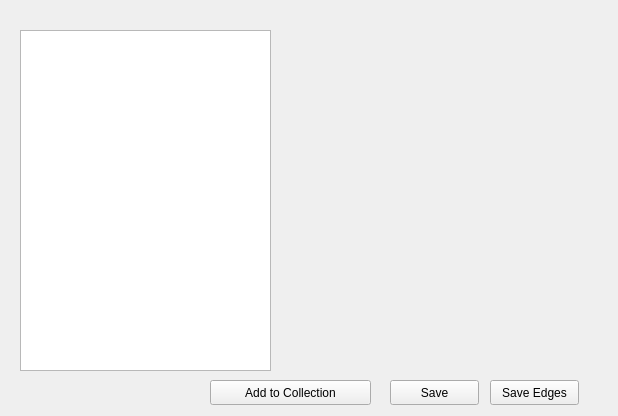
Above: plugins/tools/umlChecker/umlCheckerSupport/umlCheckerTmplWindow.ui from qreal/qreal before the change. Below: the same form after it.
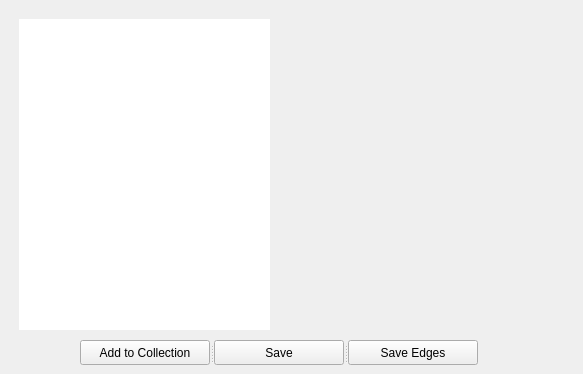
That is the form after the change.

Commit message: changed form for tmpl-window

What changed in the file:
```diff
--- a/plugins/tools/umlChecker/umlCheckerSupport/umlCheckerTmplWindow.ui
+++ b/plugins/tools/umlChecker/umlCheckerSupport/umlCheckerTmplWindow.ui
@@ -6,60 +6,63 @@
    <rect>
     <x>0</x>
     <y>0</y>
-    <width>618</width>
-    <height>416</height>
+    <width>583</width>
+    <height>374</height>
    </rect>
   </property>
   <property name="windowTitle">
    <string>Form</string>
   </property>
-  <widget class="QPushButton" name="saveButton">
+  <widget class="QWidget" name="widget" native="true">
    <property name="geometry">
     <rect>
-     <x>390</x>
-     <y>380</y>
-     <width>89</width>
-     <height>25</height>
+     <x>19</x>
+     <y>19</y>
+     <width>251</width>
+     <height>311</height>
     </rect>
    </property>
-   <property name="text">
-    <string>Save</string>
-   </property>
-  </widget>
   <widget class="QWidget" name="verticalLayoutWidget">
    <property name="geometry">
     <rect>
-     <x>20</x>
-     <y>30</y>
-     <width>251</width>
-     <height>341</height>
+      <x>-1</x>
+      <y>-1</y>
+      <width>261</width>
+      <height>321</height>
     </rect>
    </property>
    <layout class="QVBoxLayout" name="verticalLayout">
     <item>
-     <widget class="QListWidget" name="blockList"/>
+      <widget class="QListWidget" name="blockList">
+       <property name="font">
+        <font>
+         <pointsize>11</pointsize>
+        </font>
+       </property>
+       <property name="lineWidth">
+        <number>1</number>
+       </property>
+      </widget>
     </item>
    </layout>
   </widget>
-  <widget class="QWidget" name="horizontalLayoutWidget">
+  </widget>
+  <widget class="QWidget" name="widget_2" native="true">
    <property name="geometry">
     <rect>
-     <x>300</x>
-     <y>40</y>
-     <width>301</width>
-     <height>301</height>
+     <x>290</x>
+     <y>19</y>
+     <width>291</width>
+     <height>311</height>
     </rect>
    </property>
-   <layout class="QHBoxLayout" name="horizontalLayout">
-    <item>
-     <widget class="QWidget" name="widget" native="true">
       <widget class="QLabel" name="label">
        <property name="geometry">
         <rect>
-         <x>30</x>
-         <y>50</y>
-         <width>251</width>
-         <height>211</height>
+      <x>0</x>
+      <y>0</y>
+      <width>281</width>
+      <height>311</height>
         </rect>
        </property>
        <property name="text">
@@ -67,34 +70,75 @@
        </property>
       </widget>
      </widget>
-    </item>
-   </layout>
-  </widget>
-  <widget class="QPushButton" name="saveEdgesButton">
+  <widget class="QSplitter" name="splitter">
    <property name="geometry">
     <rect>
-     <x>490</x>
-     <y>380</y>
-     <width>89</width>
+     <x>80</x>
+     <y>340</y>
+     <width>398</width>
      <height>25</height>
     </rect>
    </property>
-   <property name="text">
-    <string>Save Edges</string>
+   <property name="orientation">
+    <enum>Qt::Horizontal</enum>
    </property>
-  </widget>
   <widget class="QPushButton" name="addToCollection">
-   <property name="geometry">
-    <rect>
-     <x>210</x>
-     <y>380</y>
-     <width>161</width>
+    <property name="minimumSize">
+     <size>
+      <width>130</width>
      <height>25</height>
-    </rect>
+     </size>
+    </property>
+    <property name="maximumSize">
+     <size>
+      <width>130</width>
+      <height>25</height>
+     </size>
    </property>
    <property name="text">
     <string>Add to Collection</string>
    </property>
+    <property name="iconSize">
+     <size>
+      <width>52</width>
+      <height>444</height>
+     </size>
+    </property>
+   </widget>
+   <widget class="QPushButton" name="saveButton">
+    <property name="minimumSize">
+     <size>
+      <width>130</width>
+      <height>25</height>
+     </size>
+    </property>
+    <property name="maximumSize">
+     <size>
+      <width>130</width>
+      <height>25</height>
+     </size>
+    </property>
+    <property name="text">
+     <string>Save</string>
+    </property>
+   </widget>
+   <widget class="QPushButton" name="saveEdgesButton">
+    <property name="minimumSize">
+     <size>
+      <width>130</width>
+      <height>25</height>
+     </size>
+    </property>
+    <property name="maximumSize">
+     <size>
+      <width>130</width>
+      <height>25</height>
+     </size>
+    </property>
+    <property name="text">
+     <string>Save Edges</string>
+    </property>
+   </widget>
   </widget>
  </widget>
  <resources/>
```
Left out of the diff: 2 changed lines with no effect on the pictures. Lines whose indentation alone changed are shown as unchanged.
